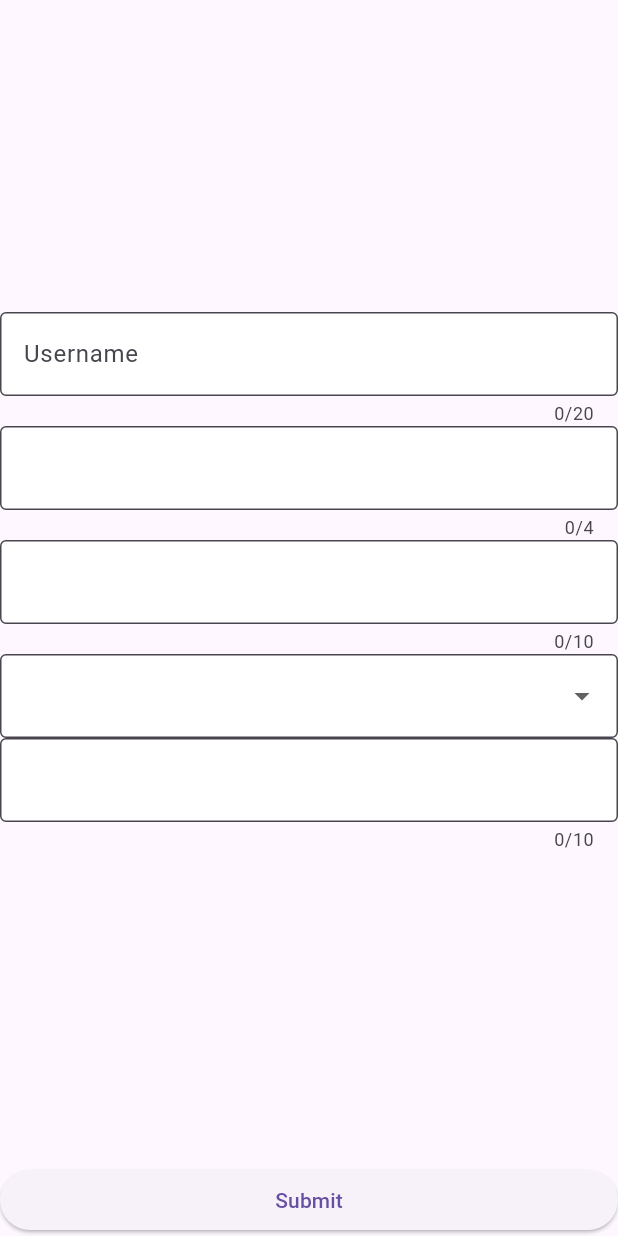
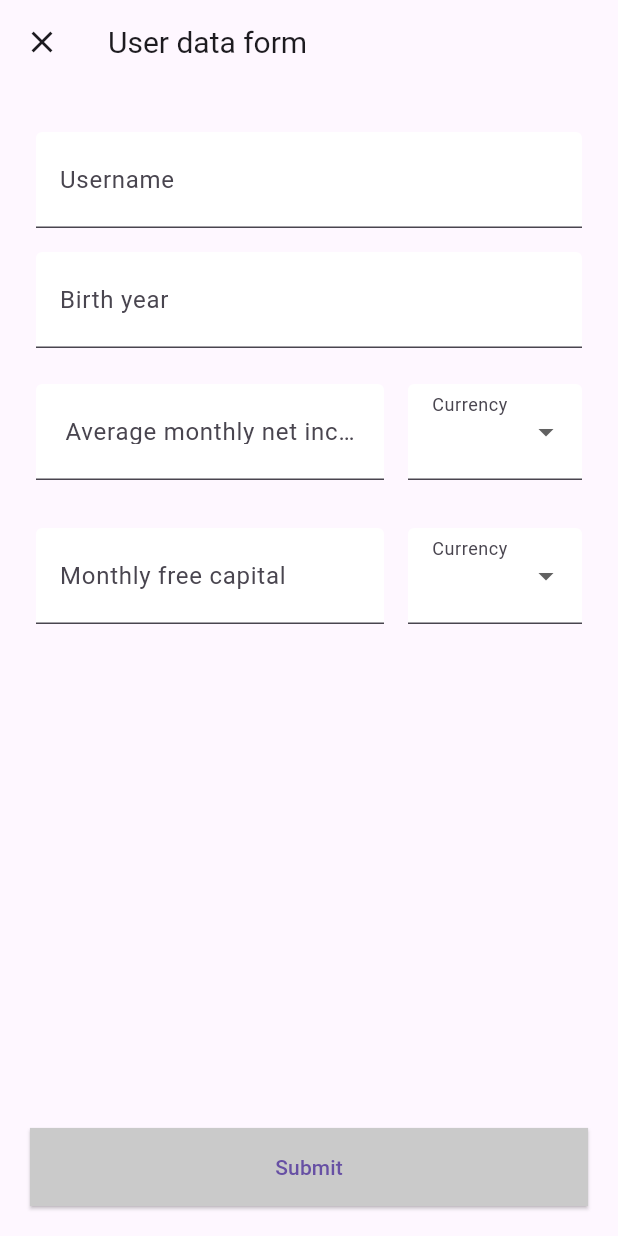
Before and after one commit to rarmand/my-entrepreneurship, a Flutter app: the UserForm screen opened directly, on a phone screen of 412 x 824 dp. Run offline on Flutter 3.47's test engine with Material 3 defaults, Android fonts, the phone set to English and light mode, and no system bars; drawn by our look-alikes of flutter_form_builder; our stand-ins replace equatable, firebase_core, flutter_bloc, google_fonts; accounts and stored records are empty; generated files the repository leaves out were written again; Roboto replaces fonts that are missing (Charmonman).

Commit message:
working form; fixed validation and presentation

```diff
--- a/lib/user_form/views/user_form.dart
+++ b/lib/user_form/views/user_form.dart
@@ -1,7 +1,6 @@
 import 'package:flutter/material.dart';
 import 'package:flutter/services.dart';
 import 'package:flutter_bloc/flutter_bloc.dart';
-import 'package:flutter_form_builder/flutter_form_builder.dart';
 import 'package:my_entrepreneurship/constants/constants.dart';
 import 'package:my_entrepreneurship/l10n/l10n.dart';
 import 'package:my_entrepreneurship/user_form/bloc/user_form_bloc.dart';
@@ -14,20 +13,16 @@ class UserForm extends StatefulWidget {
 }
 
 /*
+TODO:
+  - po usunięciu forma nie działa walidacja - poprawić to bagno
   - posprawdzać walidację wszystkich pól
-  - posprawdzać typy
-  - określić wygląd formularza czy na pewno tak to ma wyglądać
-  - uprościć pliki
-  - nie działa int.parse dla birthYear
   - walidacja dla datetime
-  - zaplanować tworzenie profilu uzytkownika
   - plan działania gdy formularz jest włączony do edycji juz istniejącego usera
 */
 
 
 class _UserFormState extends State<UserForm> {
-  final _formKey = GlobalKey<FormBuilderState>();
-  final _pageController = PageController();
+  final _formKey = GlobalKey<FormState>();
 
   @override
   Widget build(BuildContext context) {
@@ -39,53 +34,59 @@ class _UserFormState extends State<UserForm> {
 
     return BlocBuilder<UserFormBloc, UserFormState>(
       builder: (context, state) {
-        return Scaffold(
-          body: FormBuilder(
+        return Form(
           key: _formKey,
-          autovalidateMode: AutovalidateMode.onUserInteraction,
+          // autovalidateMode: AutovalidateMode.onUserInteraction,
           child: Scaffold(
-            body: PageView(
-              physics: const NeverScrollableScrollPhysics(),
-              pageSnapping: false,
-              controller: _pageController,
-              children: [
-                Center(
+            appBar: AppBar(
+              leading: IconButton(
+                tooltip: AppLocalizations.of(context).userFormActionCancelTooltip,
+                onPressed: () {
+                  context.read<UserFormBloc>().add(const UserFormCancelled());
+                },
+                icon: const Icon(Icons.close),
+              ),
+              title: Text(AppLocalizations.of(context).userFormTitle),
+            ),
+            extendBody: true,
+            body: const SingleChildScrollView(
+              physics: NeverScrollableScrollPhysics(),
+              child: Padding(
+                padding: EdgeInsets.all(24),
                 child: Column(
                   mainAxisAlignment: MainAxisAlignment.center,
                   children: <Widget>[
-                      const _UsernameInput(),
-                      const _BirthYearInput(),
-                      const _AverageMonthlyIncomeInput(),
-                      _IncomeCurrencyDropdownButton(),
-                      const _FreeMoneyAmountInput(),
+                    _UsernameInput(),
+                    _BirthYearInput(),
+                    _AverageIncomeInput(),
+                    _FreeCapitalInput(),
                   ],
                 ),
               ),
-              ],
             ),
-            bottomNavigationBar: ElevatedButton(
-              child: Text(AppLocalizations.of(context).userFormSubmitButton),
-              onPressed: () {
-                context.read<UserFormBloc>().add(const UserFormSubmitted());
-              },
-            )
+            bottomNavigationBar: Padding(
+              padding: const EdgeInsets.all(20),
+              child: _SubmitButton(_formKey),
             ),
           ),
         );
-      });
+      }
+    );
   }
 }
 
 class _UsernameInput extends StatelessWidget {
   const _UsernameInput({
-    this.initialValue = ''
+    this.initialValue
   });
 
-  final String initialValue;
+  final String? initialValue;
 
   @override
   Widget build(BuildContext context) {
-    return TextFormField(
+    return Padding(
+      padding: const EdgeInsets.symmetric(vertical: 8.0) ,
+      child: TextFormField(
         key: const Key('userForm_username_textFormField'),
         initialValue: initialValue,
         validator: (value) {
@@ -103,10 +104,16 @@ class _UsernameInput extends StatelessWidget {
         maxLines: 1,
         textAlign: TextAlign.center,
         decoration: InputDecoration(
-        border: const OutlineInputBorder(),
+          counterText: "",
+          border: const UnderlineInputBorder(),
           labelText: AppLocalizations.of(context).userFormUsernameLabel,
+          hintText: '',
+          hintStyle: const TextStyle(
+            height: 2.0,
+          ),
           filled: true,
           fillColor: Colors.white,
+        ),
       ),
     );
   }
@@ -114,14 +121,16 @@ class _UsernameInput extends StatelessWidget {
 
 class _BirthYearInput extends StatelessWidget {
   const _BirthYearInput({
-    this.initialValue = '',
+    this.initialValue,
   });
 
-  final String initialValue;
+  final String? initialValue;
 
   @override
   Widget build(BuildContext context) {
-    return TextFormField(
+    return Padding(
+      padding: const EdgeInsets.symmetric(vertical: 8.0) ,
+      child: TextFormField(
         key: const Key('userForm_birthYear_textFormField'),
         initialValue: initialValue,
         onChanged: (value) {
@@ -131,13 +140,13 @@ class _BirthYearInput extends StatelessWidget {
         },
         validator: (value) {
           if (value == null || value.isEmpty) {
-          return AppLocalizations.of(context).userFormBirthdayYearValidationLabel;
+            return AppLocalizations.of(context).userFormBirthYearValidationLabel;
           }
 
           int birthYear = int.tryParse(value) ?? 0;
 
           if (birthYear > DateTime.now().year || birthYear < 1900) {
-          return AppLocalizations.of(context).userFormBirthdayYearValidationLabel;
+            return AppLocalizations.of(context).userFormBirthYearValidationLabel;
           }
 
           return null;
@@ -148,41 +157,58 @@ class _BirthYearInput extends StatelessWidget {
         maxLines: 1,
         textAlign: TextAlign.center,
         decoration: InputDecoration(
-        border: const OutlineInputBorder(),
-        labelText: AppLocalizations.of(context).userFormBirthdayYearLabel,
+          counterText: "",
+          border: const UnderlineInputBorder(),
+          labelText: AppLocalizations.of(context).userFormBirthYearLabel,
+          hintText: '',
+          hintStyle: const TextStyle(
+            height: 2.0,
+          ),
           filled: true,
           fillColor: Colors.white,
+        ),
       ),
     );
   }
 }
 
-class _AverageMonthlyIncomeInput extends StatelessWidget {
-  const _AverageMonthlyIncomeInput({
-    this.initialValue = '',
+// TODO: jeśli pojawią się rózne waluty, mozna dodać nizej pola przeliczenie względem zarobkowej waluty (cos alla error label)
+// pewnie do wyliczenia przy walidacji
+
+class _AverageIncomeInput extends StatelessWidget {
+  const _AverageIncomeInput({
+    this.initialIncomeValue,
+    this.initialCurrencyValue,
   });
 
-  final String initialValue;
+  final String? initialIncomeValue;
+  final String? initialCurrencyValue;
 
   @override
   Widget build(BuildContext context) {
-    return TextFormField(
-      key: const Key('userForm_avgMonthlyIncome_textFormField'),
-      initialValue: initialValue,
+    return Padding(
+      padding: const EdgeInsets.symmetric(vertical: 8.0) ,
+      child: Row(
+        children: <Widget>[
+          Flexible(
+            flex: 2,
+            child: TextFormField(
+              key: const Key('userForm_averageIncome_textFormField'),
+              initialValue: initialIncomeValue,
               onChanged: (value) {
-        if (value != initialValue) {
+                if (value != initialIncomeValue) {
                   context.read<UserFormBloc>().add(UserFormAverageMonthlyIncomeChanged(double.tryParse(value) ?? 0.0));
                 }
               },
               validator: (value) {
                 if (value == null || value.isEmpty) {
-          return AppLocalizations.of(context).userFormAvgMonthlyIncomeValidationLabel;
+                  return AppLocalizations.of(context).userFormAverageIncomeValidationLabel;
                 }
 
                 final income = double.tryParse(value) ?? 0.0;
 
                 if (income <= 1.0 || income > 500000.0) {
-          return AppLocalizations.of(context).userFormAvgMonthlyIncomeValidationLabel;
+                  return AppLocalizations.of(context).userFormAverageIncomeValidationLabel;
                 }
 
                 return null;
@@ -192,24 +218,117 @@ class _AverageMonthlyIncomeInput extends StatelessWidget {
               maxLength: 10,
               maxLines: 1,
               textAlign: TextAlign.center,
+              strutStyle: const StrutStyle(
+                height: 1.5,
+              ),
               decoration: InputDecoration(
-        border: const OutlineInputBorder(),
-        labelText: AppLocalizations.of(context).userFormAvgMonthlyIncomeLabel,
+                counterText: "",
+                border: const UnderlineInputBorder(),
+                labelText: AppLocalizations.of(context).userFormAverageIncomeLabel,
+                hintText: '',
+                hintStyle: const TextStyle(
+                  height: 2.0,
+                ),
                 filled: true,
                 fillColor: Colors.white,
+              ),
+            ),
+          ),
+          const SizedBox(width: 16.0),
+          Flexible(
+            flex: 1,
+            child: _CurrencyDropdownButton(initialValue: initialCurrencyValue),
+          ),
+        ],
       ),
     );
   }
 }
 
-// TODO: wycentrować
-// dodać reakcję gdy istnieje initial value - błąd mówi, ze dana powtarza sie dwa razy?
-class _IncomeCurrencyDropdownButton extends StatelessWidget {
-  _IncomeCurrencyDropdownButton({
-    this.initialValue = '',
+class _FreeCapitalInput extends StatelessWidget {
+  const _FreeCapitalInput({
+    this.initialCapitalValue,
+    this.initialCurrencyValue,
   });
 
-  final String initialValue;
+  final String? initialCapitalValue;
+  final String? initialCurrencyValue;
+
+  @override
+  Widget build(BuildContext context) {
+    final double avgMonthlyIncome = context.select((UserFormBloc bloc) => bloc.state.avgMonthlyIncome);
+
+    return Padding(
+      padding: const EdgeInsets.symmetric(vertical: 8.0),
+      child: Row(
+        children: <Widget>[
+          Flexible(
+            flex: 2,
+            child: TextFormField(
+              key: const Key('userForm_freeCapital_textFormField'),
+              initialValue: initialCapitalValue,
+              onChanged: (value) {
+                if (value != initialCapitalValue) {
+                  context.read<UserFormBloc>().add(UserFormFreeAmountChanged(double.tryParse(value) ?? 0.0));
+                }
+              },
+              validator: (value) {
+                if (value == null || value.isEmpty) {
+                  return AppLocalizations.of(context).userFormFreeCapitalValidationLabel;
+                }
+
+                final double freeAmount = double.tryParse(value) ?? 0.0;
+
+                if (freeAmount < 1.0) {
+                  return AppLocalizations.of(context).userFormFreeCapitalValidationLabel;
+                }
+
+                if (avgMonthlyIncome > 0 && freeAmount > avgMonthlyIncome) {
+                  return AppLocalizations.of(context).userFormFreeCapitalValidationLabel;
+                }
+
+                return null;
+              },
+              keyboardType: TextInputType.number,
+              inputFormatters: [FilteringTextInputFormatter.digitsOnly],
+              maxLength: 10,
+              maxLines: 1,
+              textAlign: TextAlign.center,
+              strutStyle: const StrutStyle(
+                height: 1.5,
+              ),
+              decoration: InputDecoration(
+                counterText: "",
+                border: const UnderlineInputBorder(),
+                labelText: AppLocalizations.of(context).userFormFreeCapitalLabel,
+                hintText: '',
+                hintStyle: const TextStyle(
+                  height: 2.0,
+                ),
+                filled: true,
+                fillColor: Colors.white,
+              ),
+            ),
+          ),
+
+          const SizedBox(width: 16.0),
+
+          Flexible(
+            flex: 1,
+            child: _CurrencyDropdownButton(initialValue: initialCurrencyValue),
+          ),
+        ],
+      ),
+    );
+  }
+}
+
+class _CurrencyDropdownButton extends StatelessWidget {
+  _CurrencyDropdownButton({
+    this.initialValue,
+  });
+
+  final String? initialValue;
   final List<String> currencyOptions = [
     Currency.pln,
     Currency.eur,
@@ -219,84 +338,73 @@ class _IncomeCurrencyDropdownButton extends StatelessWidget {
 
   @override
   Widget build(BuildContext context) {
-    return DropdownButtonFormField(
-      key: const Key('userForm_incomeCurrency_dropdownBtnFormField'),
+    return Padding(
+      padding: const EdgeInsets.symmetric(vertical: 8.0) ,
+      child: DropdownButtonFormField(
+        key: const Key('userForm_currency_dropdownBtnFormField'),
+        value: initialValue,
         items: currencyOptions.map(
           (curr) => DropdownMenuItem(
             alignment: AlignmentDirectional.center,
             value: curr,
-          child: Text(curr),
+            child: Text(
+              curr,
+              strutStyle: const StrutStyle(height: 1.5),
+            ),
           )).toList(),
         onChanged: (value) {
           context.read<UserFormBloc>().add(UserFormIncomeCurrencyChanged(value!));
         },
         validator: (value) {
           if (value == null || value.isEmpty) {
-          return AppLocalizations.of(context).userFormIncomeCurrencyValidationLabel;
+            return AppLocalizations.of(context).userFormCurrencyValidationLabel;
           }
           return null;
         },
         alignment: Alignment.center,
         decoration: InputDecoration(
-        border: const OutlineInputBorder(),
-        labelText: AppLocalizations.of(context).userFormIncomeCurrencyLabel,
+          border: const UnderlineInputBorder(),
+          labelText: AppLocalizations.of(context).userFormCurrencyLabel,
+          hintText: '',
+          hintStyle: const TextStyle(
+            height: 2.0,
+          ),
           filled: true,
           fillColor: Colors.white,
+        ),
       ),
     );
   }
 }
 
-class _FreeMoneyAmountInput extends StatelessWidget {
-  const _FreeMoneyAmountInput({
-      this.initialValue = '',
-  });
+// TODO: czy na pewno formkey moze byc przesylany do widgetu?
+class _SubmitButton extends StatelessWidget {
+  const _SubmitButton(this.formKey);
 
-  final String initialValue;
+  final GlobalKey<FormState> formKey;
 
   @override
   Widget build(BuildContext context) {
-    final double avgMonthlyIncome = context.select((UserFormBloc bloc) => bloc.state.avgMonthlyIncome);
-
-    return TextFormField(
-      key: const Key('userForm_freeMoneyAmount_textFormField'),
-      initialValue: initialValue,
-      onChanged: (value) {
-        if (value != initialValue) {
-          context.read<UserFormBloc>().add(UserFormFreeAmountChanged(double.tryParse(value) ?? 0.0));
+    return ElevatedButton(
+      onPressed: () {
+        formKey.currentState?.save();
+        if (formKey.currentState!.validate()) {
+          context.read<UserFormBloc>().add(const UserFormSubmitted());
         }
       },
-      validator: (value) {
-        if (value == null || value.isEmpty) {
-          return AppLocalizations.of(context).userFormFreeAmountValidationLabel;
-        }
-
-        final double freeAmount = double.tryParse(value) ?? 0.0;
-
-        if (freeAmount < 1.0) {
-          return AppLocalizations.of(context).userFormFreeAmountValidationLabel;
-        }
-
-        if (avgMonthlyIncome > 0 && freeAmount > avgMonthlyIncome) {
-          return AppLocalizations.of(context).userFormFreeAmountValidationLabel;
-        }
-
-        return null;
-      },
-      keyboardType: TextInputType.number,
-      inputFormatters: [FilteringTextInputFormatter.digitsOnly],
-      maxLength: 10,
-      maxLines: 1,
-      textAlign: TextAlign.center,
-      decoration: InputDecoration(
-        border: const OutlineInputBorder(),
-        labelText: AppLocalizations.of(context).userFormFreeAmountLabel,
-        filled: true,
-        fillColor: Colors.white,
+      style: ElevatedButton.styleFrom(
+        backgroundColor: Color.fromARGB(255, 202, 202, 202),
+        minimumSize: const Size(double.infinity, 50),
+        shape: RoundedRectangleBorder(
+          borderRadius: BorderRadius.circular(0),
         ),
+        padding: const EdgeInsets.symmetric(vertical: 16.0, horizontal: 4.0),
+      ),
+      child: Text(AppLocalizations.of(context).userFormSubmitButton),
     );
   }
 }
+
 
 // TODO: validation
 // Padding(
```
Lines whose indentation alone changed are shown as unchanged.
